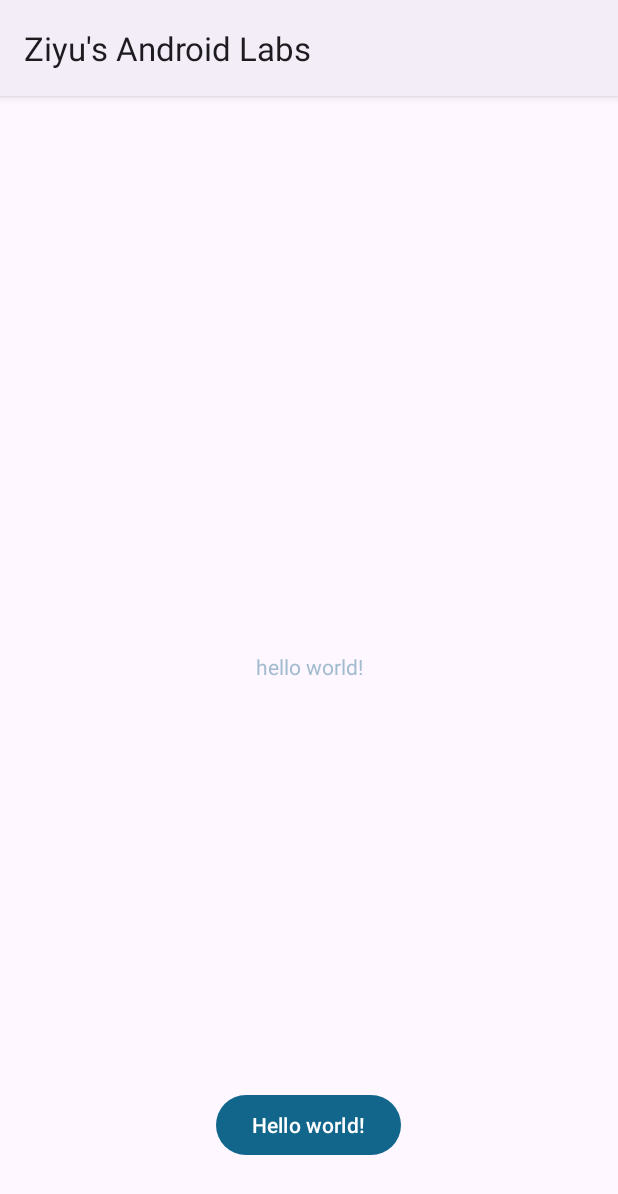
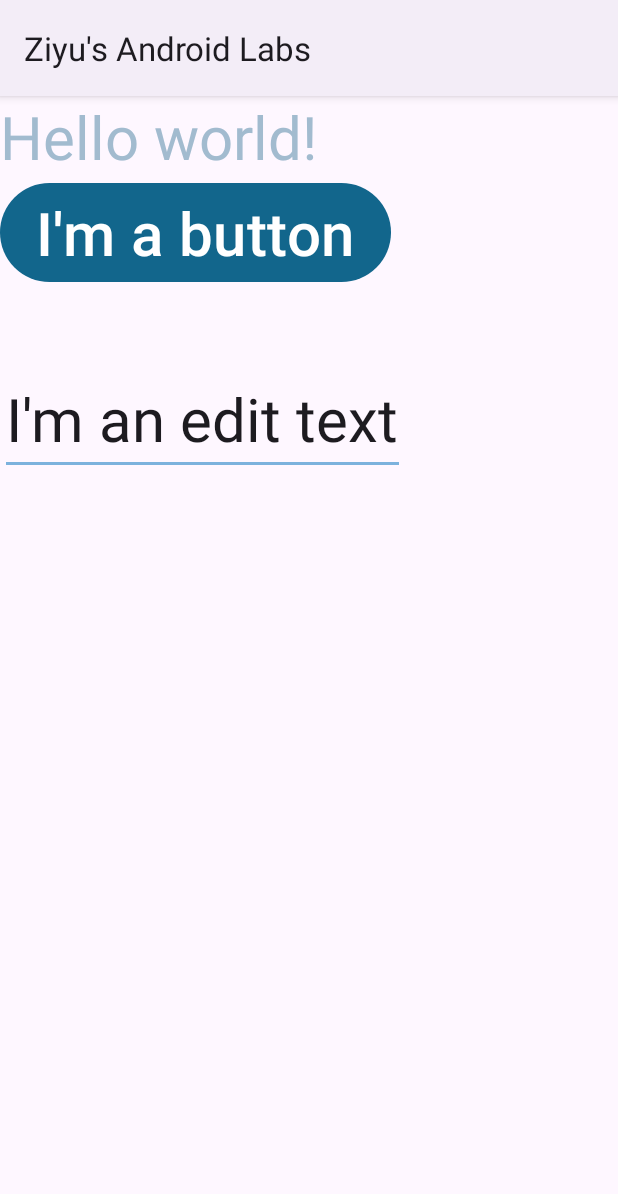
Before and after one commit to ZoeySongshu/Ziyus_Android_Labs, an Android app: the screen it shows after launch (MainActivity), on a phone screen of 412 x 824 dp. Shown: the top 1194 px of the screen. Run offline under Robolectric (Android 15) with nearby library versions, the phone set to English and light mode, and no system bars.

Commit message:
added EditText, Button, TextView

```diff
--- a/app/src/main/java/algonquin/cst2335/wang0935/MainActivity.java
+++ b/app/src/main/java/algonquin/cst2335/wang0935/MainActivity.java
@@ -3,12 +3,32 @@ package algonquin.cst2335.wang0935;
 import androidx.appcompat.app.AppCompatActivity;
 
 import android.os.Bundle;
+import android.view.View;
+import android.widget.Button;
+import android.widget.EditText;
+import android.widget.TextView;
 
 public class MainActivity extends AppCompatActivity {
 
     @Override
     protected void onCreate(Bundle savedInstanceState) {
         super.onCreate(savedInstanceState);
+
         setContentView(R.layout.activity_main);
+
+        TextView tv = findViewById(R.id.myTextview);
+
+        Button b = findViewById(R.id.mybutton);
+
+        EditText et = findViewById(R.id.myEditText);
+
+        //OnClickListener
+        b.setOnClickListener (v  ->  {
+                tv.setText("You clicked the button");
+                et.setText("You clicked the button");
+                b.setText("You clicked the button");
+
+            });
+        }
+
     }
-}
--- a/app/src/main/res/layout/activity_main.xml
+++ b/app/src/main/res/layout/activity_main.xml
@@ -1,28 +1,32 @@
 <?xml version="1.0" encoding="utf-8"?>
-<androidx.constraintlayout.widget.ConstraintLayout xmlns:android="http://schemas.android.com/apk/res/android"
-    xmlns:app="http://schemas.android.com/apk/res-auto"
+<LinearLayout xmlns:android="http://schemas.android.com/apk/res/android"
     xmlns:tools="http://schemas.android.com/tools"
     android:layout_width="match_parent"
     android:layout_height="match_parent"
+    android:orientation="vertical"
     tools:context=".MainActivity">
 
-    <TextView
-        android:text="hello world!"
+    <TextView android:id="@+id/myTextview"
+        android:text="@string/hello_message"
+        android:textSize="40dp"
         android:layout_width="wrap_content"
         android:layout_height="wrap_content"
-        app:layout_constraintBottom_toBottomOf="parent"
-        app:layout_constraintEnd_toEndOf="parent"
-        app:layout_constraintStart_toStartOf="parent"
-        app:layout_constraintTop_toTopOf="parent" />
+         />
 
     <Button
+        android:id="@+id/mybutton"
+        android:textSize="40dp"
         android:layout_width="wrap_content"
         android:layout_height="wrap_content"
         android:layout_marginBottom="50dp"
-        android:text="@string/hello_message"
-        app:layout_constraintBottom_toBottomOf="parent"
-        app:layout_constraintEnd_toEndOf="parent"
-        app:layout_constraintHorizontal_bias="0.498"
-        app:layout_constraintStart_toStartOf="parent" />
+        android:text="@string/button_text"
+         />
 
-</androidx.constraintlayout.widget.ConstraintLayout>
+    <EditText
+        android:id="@+id/myEditText"
+        android:textSize="40dp"
+        android:layout_width="wrap_content"
+        android:layout_height="wrap_content"
+        android:text="@string/editMessage"
+        />
+</LinearLayout>
--- a/app/src/main/res/values/strings.xml
+++ b/app/src/main/res/values/strings.xml
@@ -2,4 +2,7 @@
     <string name="app_name">Ziyu\'s Android Labs</string>
     <string name="hello_message">Hello world!</string>
     <string name="button_message">I‘m a button</string>
+    <string name="editMessage">I\'m an edit text</string>
+    <string name="button_text">I\'m a button</string>
+
 </resources>
```
